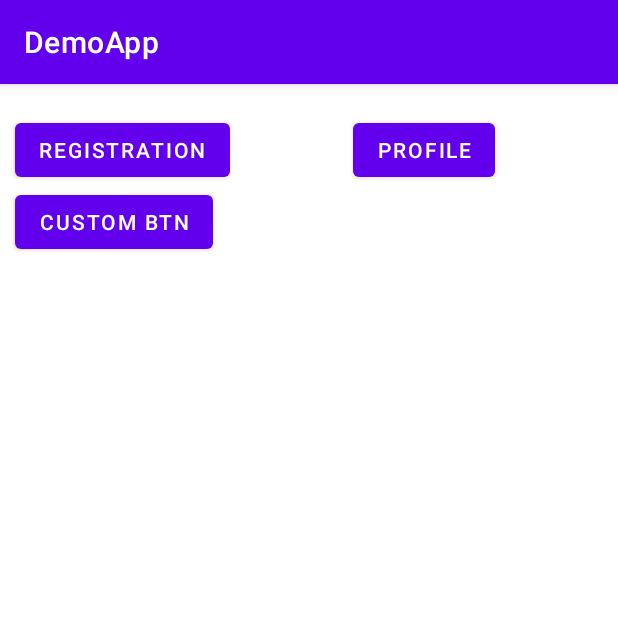
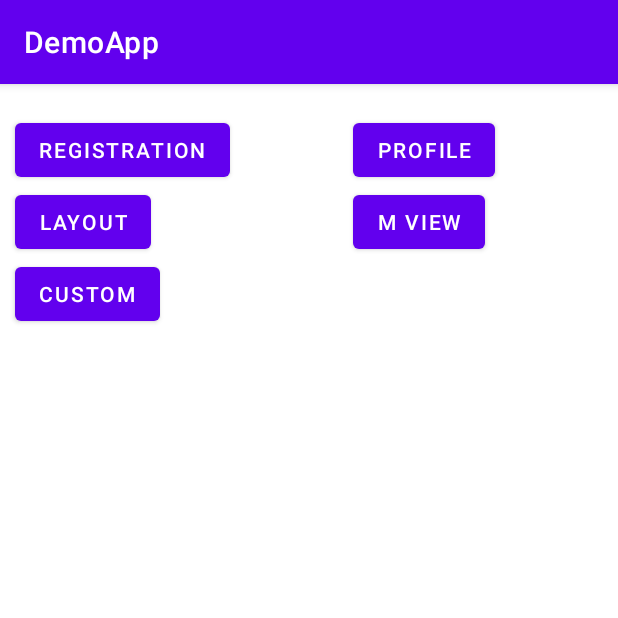
Before and after one commit to YudizAndroidPrakash/Layout, an Android app: the screen it shows after launch (MainActivity), on a phone screen of 412 x 824 dp, the top half of it. Run offline under Robolectric (Android 15) with nearby library versions, the phone set to English and light mode, and no system bars.

Commit message:
Custom View Demo

```diff
--- a/app/src/main/AndroidManifest.xml
+++ b/app/src/main/AndroidManifest.xml
@@ -12,7 +12,7 @@
         android:theme="@style/Theme.DemoApp"
         tools:targetApi="31">
         <activity
-            android:name=".Custom_Button_Demo"
+            android:name=".CustomButtonWithprogressbar"
             android:exported="false" />
         <activity
             android:name=".Profile"
@@ -20,6 +20,9 @@
         <activity
             android:name=".Registration"
             android:exported="false" />
+
+        <activity android:name=".DrawableDemo"
+            android:exported="false"/>
         <activity
             android:name=".MainActivity"
             android:exported="true">
--- a/app/src/main/java/com/example/demoapp/MainActivity.kt
+++ b/app/src/main/java/com/example/demoapp/MainActivity.kt
@@ -4,18 +4,27 @@ import android.content.Intent
 import androidx.appcompat.app.AppCompatActivity
 import android.os.Bundle
 import android.widget.Button
+import com.example.demoapp.CustomButtonWithprogressbar
+import com.example.demoapp.DrawableDemo
 
 class MainActivity : AppCompatActivity() {
     lateinit var  btnRegistartion : Button
     lateinit var  btnProfile : Button
-    lateinit var btnCutom :  Button
+    lateinit var btnMView :  Button
+    lateinit var  btnCustomView : Button
+    lateinit var btnLayout : Button
+
     override fun onCreate(savedInstanceState: Bundle?) {
         super.onCreate(savedInstanceState)
         setContentView(R.layout.activity_main)
 
         btnRegistartion = findViewById(R.id.btnRegistration)
         btnProfile = findViewById(R.id.btnProfile)
-        btnCutom = findViewById(R.id.btnCustom)
+        btnMView = findViewById(R.id.btnCustom)
+        btnCustomView = findViewById(R.id.bntcustomDemo)
+        btnLayout = findViewById(R.id.btnLayout)
+
+
         btnRegistartion.setOnClickListener {
             var i = Intent(this,Registration::class.java)
             startActivity(i)
@@ -24,10 +33,20 @@ class MainActivity : AppCompatActivity() {
             var intent = Intent(this,Profile::class.java)
             startActivity(intent)
         }
+        btnLayout.setOnClickListener {
+            var intent = Intent(this,ViewDemo::class.java)
+            startActivity(intent)
+        }
 
-        btnCutom.setOnClickListener {
-            var intent = Intent(this,Custom_Button_Demo::class.java)
+        btnMView.setOnClickListener {
+            var intent = Intent(this,DrawableDemo::class.java)
             startActivity(intent)
+        }
+
+        btnCustomView.setOnClickListener {
+            var intent = Intent(this,CustomButtonWithprogressbar::class.java)
+            startActivity(intent)
+
         }
     }
 }
--- /dev/null
+++ b/app/src/main/res/drawable/btn_pb_bg_shape.xml
@@ -0,0 +1,6 @@
+<?xml version="1.0" encoding="utf-8"?>
+<shape xmlns:android="http://schemas.android.com/apk/res/android">
+    <corners android:radius="30dp"/>
+    <solid android:color="@color/white"/>
+    <stroke android:width="1dp" android:color="@color/black" android:dashGap="5dp" android:dashWidth="5dp"/>
+</shape>
--- /dev/null
+++ b/app/src/main/res/drawable/btn_with_pb_custom.xml
@@ -0,0 +1,4 @@
+<?xml version="1.0" encoding="utf-8"?>
+<selector xmlns:android="http://schemas.android.com/apk/res/android">
+
+</selector>
--- a/app/src/main/res/layout/activity_main.xml
+++ b/app/src/main/res/layout/activity_main.xml
@@ -11,8 +11,8 @@
         android:id="@+id/btnRegistration"
         android:layout_width="wrap_content"
         android:layout_height="wrap_content"
+        android:layout_marginStart="10dp"
         android:layout_marginTop="20dp"
-        android:layout_marginStart="10dp"
         android:text="Registration"
         app:layout_constraintStart_toStartOf="parent"
         app:layout_constraintTop_toTopOf="parent" />
@@ -27,14 +27,28 @@
         app:layout_constraintStart_toEndOf="@+id/btnRegistration"
         app:layout_constraintTop_toTopOf="@+id/btnRegistration" />
 
+    <Button
+        android:id="@+id/btnLayout"
+        android:layout_width="wrap_content"
+        android:layout_height="wrap_content"
+        android:text="Layout"
+        app:layout_constraintStart_toStartOf="@id/btnRegistration"
+        app:layout_constraintTop_toBottomOf="@id/btnRegistration" />
 
     <Button
         android:id="@+id/btnCustom"
         android:layout_width="wrap_content"
         android:layout_height="wrap_content"
-        app:layout_constraintStart_toStartOf="@+id/btnRegistration"
-        app:layout_constraintTop_toBottomOf="@+id/btnRegistration"
-        android:text="Custom Btn"
-        />
+        android:text="M view"
+        app:layout_constraintStart_toStartOf="@id/btnProfile"
+        app:layout_constraintTop_toBottomOf="@id/btnProfile" />
+
+    <Button
+        android:id="@+id/bntcustomDemo"
+        android:layout_width="wrap_content"
+        android:layout_height="wrap_content"
+        android:text="Custom"
+        app:layout_constraintStart_toStartOf="@id/btnLayout"
+        app:layout_constraintTop_toBottomOf="@+id/btnLayout" />
 
 </androidx.constraintlayout.widget.ConstraintLayout>
--- a/app/src/main/res/values/strings.xml
+++ b/app/src/main/res/values/strings.xml
@@ -1,3 +1,4 @@
 <resources>
     <string name="app_name">DemoApp</string>
+    <string name="let_s_walk">Let\'s Walk</string>
 </resources>
```
Also changed, not shown: app/src/main/java/com/example/demoapp/ButtonCustomDemo.kt (deleted, +0 -39 lines), app/src/main/java/com/example/demoapp/CustomButtonWithprogressBarClass.kt (added, +79 -0 lines), app/src/main/java/com/example/demoapp/CustomButtonWithprogressbar.kt (added, +40 -0 lines), app/src/main/java/com/example/demoapp/Custom_Button_Demo.kt (deleted, +0 -19 lines), app/src/main/res/layout/activity_custom_button_withprogressbar.xml (renamed from app/src/main/res/layout/activity_custom_button_demo.xml, +7 -7 lines), app/src/main/res/layout/btncustomdemo.xml (deleted, +0 -35 lines), app/src/main/res/layout/custom_button_withprogress_bar_class.xml (added, +39 -0 lines), app/src/main/res/values/attrs.xml (added, +10 -0 lines).
